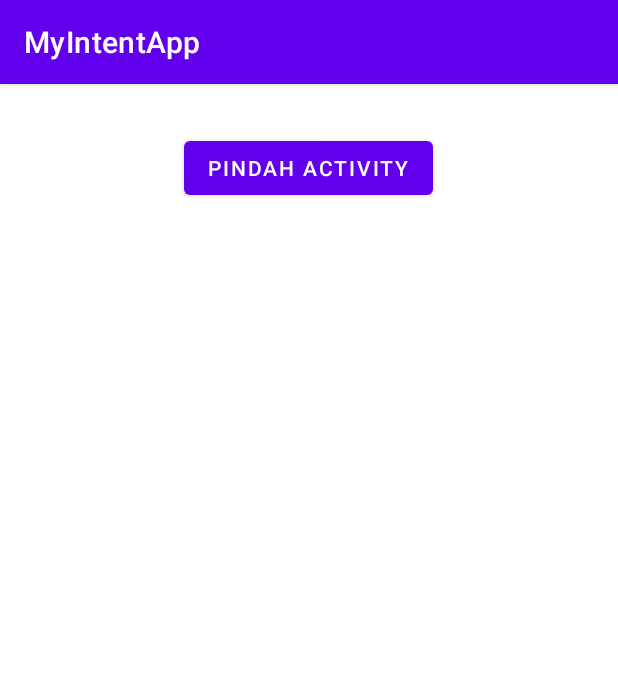
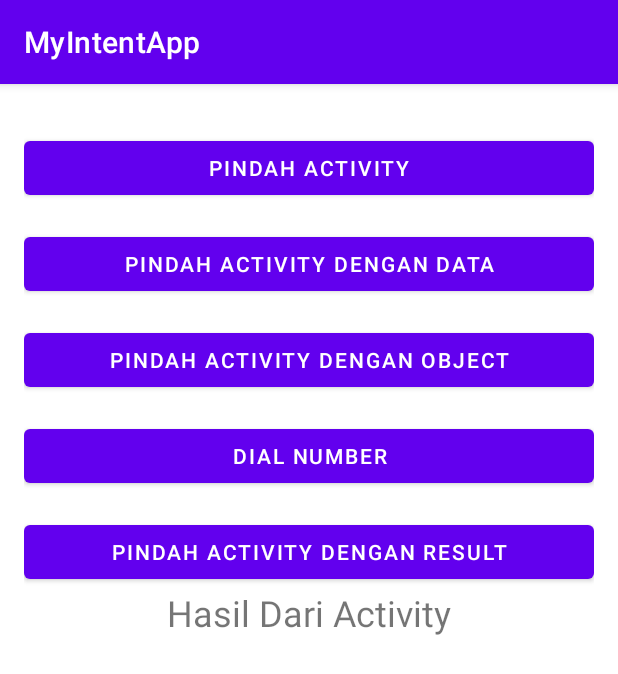
Before and after one commit to fahrimaulanaa/praktikum-intent, an Android app: the screen it shows after launch (MainActivity), on a phone screen of 412 x 824 dp. Shown: the top 674 px of the screen. Run offline under Robolectric (Android 15) with nearby library versions, the phone set to English and light mode, and no system bars.

Commit message:
initial commit

```diff
--- a/app/src/main/java/com/example/myintentapp/MainActivity.kt
+++ b/app/src/main/java/com/example/myintentapp/MainActivity.kt
@@ -1,18 +1,30 @@
 package com.example.myintentapp
 
 import android.content.Intent
+import android.net.Uri
 import androidx.appcompat.app.AppCompatActivity
 import android.os.Bundle
 import android.view.View
 import android.widget.Button
+import android.widget.TextView
 
 class MainActivity : AppCompatActivity(), View.OnClickListener {
+    private lateinit var tv_results: TextView
+
     override fun onCreate(savedInstanceState: Bundle?) {
         super.onCreate(savedInstanceState)
         setContentView(R.layout.activity_main)
 
         val btnMoveActivity: Button = findViewById(R.id.btnMoveActivity)
+        val btnMoveActivityWithData: Button = findViewById(R.id.btnMoveWithData)
+        val btnMoveActivityWithObject: Button = findViewById(R.id.btnMoveWithObject)
+        val btnDialNumber: Button = findViewById(R.id.btnDialNumberr)
+        val btnMoveForResult: Button = findViewById(R.id.btnMoveForResult)
+        btnDialNumber.setOnClickListener(this)
+        btnMoveActivityWithData.setOnClickListener(this)
         btnMoveActivity.setOnClickListener(this)
+        btnMoveActivityWithObject.setOnClickListener(this)
+        btnMoveForResult.setOnClickListener(this)
 
     }
 
@@ -22,6 +34,33 @@ class MainActivity : AppCompatActivity(), View.OnClickListener {
                 val moveIntent = Intent(this@MainActivity, MoveActivity::class.java)
                 startActivity(moveIntent)
             }
+            R.id.btnMoveWithData -> {
+                val moveWithDataIntent = Intent(this@MainActivity, MoveWithDataActivity::class.java)
+                moveWithDataIntent.putExtra(MoveWithDataActivity.EXTRA_NAME, "Fahri Maulana")
+                moveWithDataIntent.putExtra(MoveWithDataActivity.EXTRA_AGE, 5)
+                startActivity(moveWithDataIntent)
+            }
+            R.id.btnDialNumberr -> {
+                val phoneNumber = "082230422105"
+                val dialPhoneIntent = Intent(Intent.ACTION_DIAL, Uri.parse("tel:$phoneNumber"))
+                startActivity(dialPhoneIntent)
+            }
+            R.id.btnMoveWithObject -> {
+                val person = person(
+                    "Fahri Maulana",
+                    "fahri@gmail.com",
+                    "Bandung"
+                )
+                val moveWithObjectIntent =
+                    Intent(this@MainActivity, MoveWithObjectActivity::class.java)
+                moveWithObjectIntent.putExtra(MoveWithObjectActivity.EXTRA_PERSON, person)
+                startActivity(moveWithObjectIntent)
+            }
+            R.id.btnMoveForResult -> {
+                val moveForResultIntent =
+                    Intent(this@MainActivity, MoveForResultActivity::class.java)
+                startActivity(moveForResultIntent)
+            }
         }
     }
 }
--- a/app/src/main/res/layout/activity_main.xml
+++ b/app/src/main/res/layout/activity_main.xml
@@ -9,11 +9,56 @@
     tools:context=".MainActivity">
 
     <Button
-        android:layout_width="wrap_content"
+        android:layout_width="match_parent"
         android:layout_height="wrap_content"
         android:id="@+id/btnMoveActivity"
         android:text="Pindah Activity"
         android:gravity="center"
         android:layout_gravity="center"
         android:layout_marginTop="16dp"/>
+
+    <Button
+        android:layout_width="match_parent"
+        android:layout_height="wrap_content"
+        android:id="@+id/btnMoveWithData"
+        android:text="Pindah Activity Dengan Data"
+        android:gravity="center"
+        android:layout_gravity="center"
+        android:layout_marginTop="16dp"/>
+
+    <Button
+        android:layout_width="match_parent"
+        android:layout_height="wrap_content"
+        android:id="@+id/btnMoveWithObject"
+        android:text="Pindah Activity Dengan Object"
+        android:gravity="center"
+        android:layout_gravity="center"
+        android:layout_marginTop="16dp"/>
+
+    <Button
+        android:layout_width="match_parent"
+        android:layout_height="wrap_content"
+        android:id="@+id/btnDialNumberr"
+        android:text="Dial Number"
+        android:gravity="center"
+        android:layout_gravity="center"
+        android:layout_marginTop="16dp"/>
+
+    <Button
+        android:layout_width="match_parent"
+        android:layout_height="wrap_content"
+        android:id="@+id/btnMoveForResult"
+        android:text="Pindah Activity Dengan Result"
+        android:gravity="center"
+        android:layout_gravity="center"
+        android:layout_marginTop="16dp"/>
+
+    <TextView
+        android:layout_width="match_parent"
+        android:layout_height="wrap_content"
+        android:id="@+id/tv_results"
+        android:textSize="24sp"
+        android:gravity="center"
+        android:text="Hasil Dari Activity"/>
+
 </LinearLayout>
--- a/app/src/main/res/values/strings.xml
+++ b/app/src/main/res/values/strings.xml
@@ -1,3 +1,6 @@
 <resources>
     <string name="app_name">MyIntentApp</string>
+    <string name="data_received">EXTRA_AGE</string>
+    <string name="object_received">Data Object</string>
+    <string name="result_received">Result Received</string>
 </resources>
```
Also changed, not shown: app/src/main/AndroidManifest.xml (+42 -0 lines), app/src/main/java/com/example/myintentapp/DialNumberActivity.kt (added, +15 -0 lines), app/src/main/java/com/example/myintentapp/MoveForResultActivity.kt (added, +43 -0 lines), app/src/main/java/com/example/myintentapp/MoveWithDataActivity.kt (added, +22 -0 lines), app/src/main/java/com/example/myintentapp/MoveWithObjectActivity.kt (added, +21 -0 lines), app/src/main/java/com/example/myintentapp/person.kt (added, +37 -0 lines), app/src/main/res/layout/activity_dial_number.xml (added, +17 -0 lines), app/src/main/res/layout/activity_move_for_result.xml (added, +63 -0 lines), app/src/main/res/layout/activity_move_with_data.xml (added, +15 -0 lines), app/src/main/res/layout/activity_move_with_object.xml (added, +15 -0 lines).
